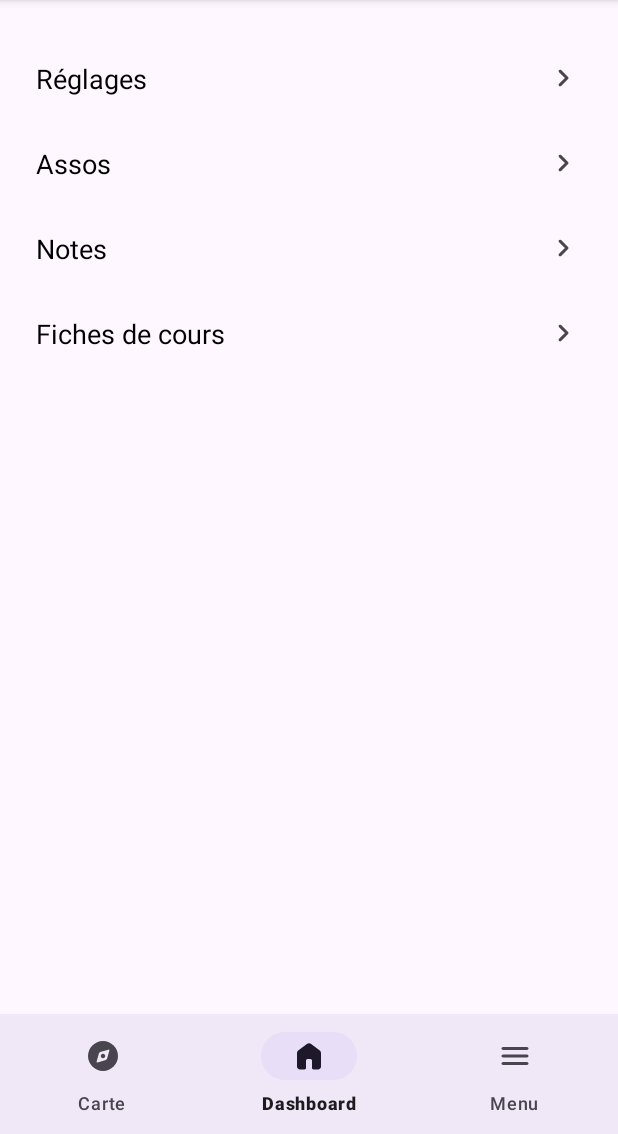
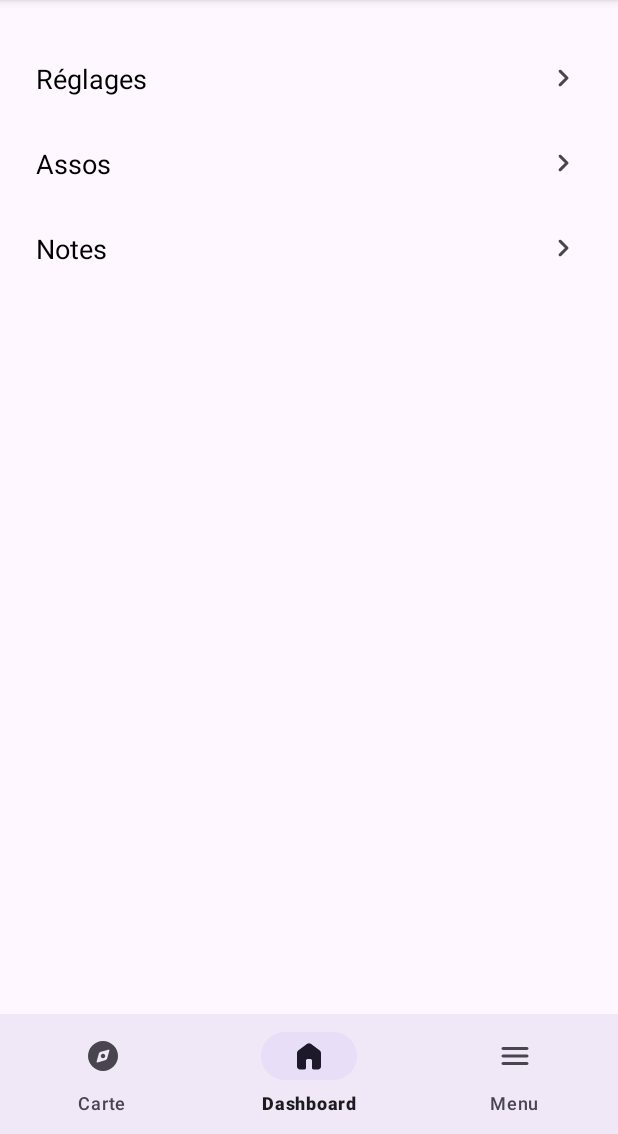
Before and after one commit to baptistedftn/myESME, an Android app: the MenuFragment screen opened through its navigation route, on a phone screen of 412 x 824 dp, the part 102-1236 px from its top. Run offline under Robolectric (Android 15) with nearby library versions, the phone set to English and light mode, and no system bars; our stand-ins replace navigation-ui.

Commit message:
Comment fiches access button (esteban bosses pas...)

```diff
--- a/app/src/main/java/fr/sudrimaker/myesme/ui/menu/MenuFragment.kt
+++ b/app/src/main/java/fr/sudrimaker/myesme/ui/menu/MenuFragment.kt
@@ -34,10 +34,6 @@ class MenuFragment : Fragment() {
         binding.notesButton.setOnClickListener {
             findNavController().navigate(R.id.action_menu_to_notes)
         }
-
-        binding.fichesButton.setOnClickListener {
-            findNavController().navigate(R.id.action_menu_to_profile)
-        }
     }
 
     override fun onDestroyView() {
--- a/app/src/main/res/layout/fragment_menu.xml
+++ b/app/src/main/res/layout/fragment_menu.xml
@@ -104,31 +104,31 @@
                 android:src="@drawable/chevron_right_24px" />
         </LinearLayout>
 
-        <LinearLayout
-            android:id="@+id/fiches_button"
-            android:layout_width="match_parent"
-            android:layout_height="wrap_content"
-            android:background="?attr/selectableItemBackground"
-            android:clickable="true"
-            android:focusable="true"
-            android:gravity="center_vertical"
-            android:orientation="horizontal"
-            android:paddingVertical="16dp">
+        <!--        <LinearLayout-->
+        <!--            android:id="@+id/fiches_button"-->
+        <!--            android:layout_width="match_parent"-->
+        <!--            android:layout_height="wrap_content"-->
+        <!--            android:background="?attr/selectableItemBackground"-->
+        <!--            android:clickable="true"-->
+        <!--            android:focusable="true"-->
+        <!--            android:gravity="center_vertical"-->
+        <!--            android:orientation="horizontal"-->
+        <!--            android:paddingVertical="16dp">-->
 
-            <TextView
-                android:layout_width="0dp"
-                android:layout_height="wrap_content"
-                android:layout_weight="1"
-                android:text="@string/fiches_de_cours"
-                android:textColor="#000"
-                android:textSize="18sp" />
+        <!--            <TextView-->
+        <!--                android:layout_width="0dp"-->
+        <!--                android:layout_height="wrap_content"-->
+        <!--                android:layout_weight="1"-->
+        <!--                android:text="@string/fiches_de_cours"-->
+        <!--                android:textColor="#000"-->
+        <!--                android:textSize="18sp" />-->
 
-            <ImageView
-                android:layout_width="24dp"
-                android:layout_height="24dp"
-                android:contentDescription="@string/chevron_right_icon"
-                android:src="@drawable/chevron_right_24px" />
-        </LinearLayout>
+        <!--            <ImageView-->
+        <!--                android:layout_width="24dp"-->
+        <!--                android:layout_height="24dp"-->
+        <!--                android:contentDescription="@string/chevron_right_icon"-->
+        <!--                android:src="@drawable/chevron_right_24px" />-->
+        <!--        </LinearLayout>-->
 
     </LinearLayout>
 
```
